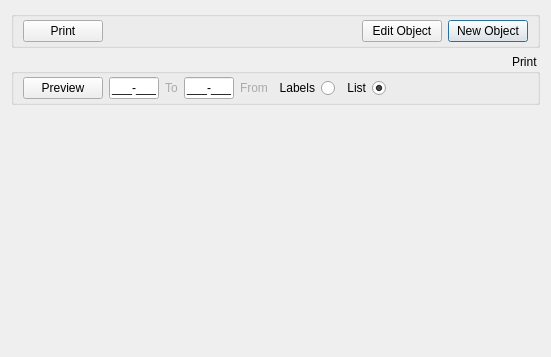
Above: objectmanagement.ui from nournia/ketabkhaane before the change. Below: the same form after it.
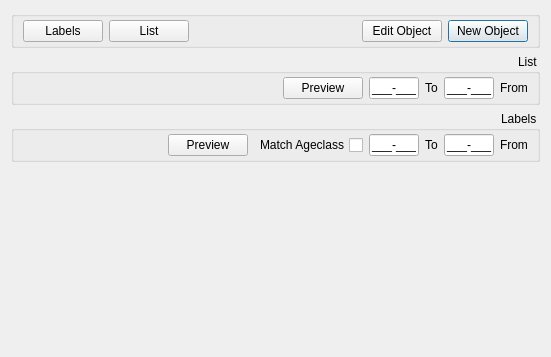
That is the form after the change. Icons and pictures are not drawn.

Commit message: print ageclass on labels

What changed in the file:
```diff
--- a/objectmanagement.ui
+++ b/objectmanagement.ui
@@ -62,66 +62,40 @@
        </spacer>
       </item>
       <item>
-       <widget class="QPushButton" name="bPrint">
-        <property name="text">
-         <string>Print</string>
-        </property>
-        <property name="icon">
-         <iconset resource="reghaabat.qrc">
-          <normaloff>:/images/print.png</normaloff>:/images/print.png</iconset>
-        </property>
-       </widget>
-      </item>
-     </layout>
-    </widget>
-   </item>
-   <item>
-    <widget class="QGroupBox" name="gSelectObjects">
-     <property name="title">
-      <string>Print</string>
-     </property>
-     <layout class="QHBoxLayout" name="horizontalLayout_2">
-      <property name="topMargin">
-       <number>3</number>
-      </property>
-      <property name="bottomMargin">
-       <number>3</number>
-      </property>
-      <item>
-       <spacer name="horizontalSpacer_2">
-        <property name="orientation">
-         <enum>Qt::Horizontal</enum>
-        </property>
-        <property name="sizeHint" stdset="0">
-         <size>
-          <width>40</width>
-          <height>20</height>
-         </size>
-        </property>
-       </spacer>
-      </item>
-      <item>
-       <widget class="QRadioButton" name="rList">
+       <widget class="QPushButton" name="bPrintList">
         <property name="text">
          <string>List</string>
         </property>
-        <property name="checked">
-         <bool>true</bool>
+        <property name="icon">
+         <iconset resource="reghaabat.qrc">
+          <normaloff>:/images/print.png</normaloff>:/images/print.png</iconset>
         </property>
        </widget>
       </item>
       <item>
-       <widget class="QRadioButton" name="rLabels">
+       <widget class="QPushButton" name="bPrintLabels">
         <property name="text">
          <string>Labels</string>
         </property>
        </widget>
       </item>
+     </layout>
+    </widget>
+   </item>
+   <item>
+    <widget class="QGroupBox" name="gList">
+     <property name="title">
+      <string>List</string>
+     </property>
+     <layout class="QHBoxLayout" name="horizontalLayout_2">
+      <property name="topMargin">
+       <number>3</number>
+      </property>
+      <property name="bottomMargin">
+       <number>3</number>
+      </property>
       <item>
        <widget class="QLabel" name="label">
-        <property name="styleSheet">
-         <string notr="true">color: #aaa</string>
-        </property>
         <property name="text">
          <string>From</string>
         </property>
@@ -142,16 +116,92 @@
       </item>
       <item>
        <widget class="QLabel" name="label_2">
-        <property name="styleSheet">
-         <string notr="true">color: #aaa</string>
+        <property name="text">
+         <string>To</string>
         </property>
+       </widget>
+      </item>
+      <item>
+       <widget class="QLineEdit" name="eToList">
+        <property name="maximumSize">
+         <size>
+          <width>50</width>
+          <height>16777215</height>
+         </size>
+        </property>
+        <property name="inputMask">
+         <string>999-999;_</string>
+        </property>
+       </widget>
+      </item>
+      <item>
+       <widget class="QPushButton" name="bPreviewList">
         <property name="text">
+         <string>Preview</string>
+        </property>
+        <property name="icon">
+         <iconset resource="reghaabat.qrc">
+          <normaloff>:/images/preview.png</normaloff>:/images/preview.png</iconset>
+        </property>
+       </widget>
+      </item>
+      <item>
+       <spacer name="horizontalSpacer_2">
+        <property name="orientation">
+         <enum>Qt::Horizontal</enum>
+        </property>
+        <property name="sizeHint" stdset="0">
+         <size>
+          <width>40</width>
+          <height>20</height>
+         </size>
+        </property>
+       </spacer>
+      </item>
+     </layout>
+    </widget>
+   </item>
+   <item>
+    <widget class="QGroupBox" name="gLabels">
+     <property name="title">
+      <string>Labels</string>
+     </property>
+     <layout class="QHBoxLayout" name="horizontalLayout_5">
+      <property name="topMargin">
+       <number>3</number>
+      </property>
+      <property name="bottomMargin">
+       <number>3</number>
+      </property>
+      <item>
+       <widget class="QLabel" name="label_7">
+        <property name="text">
+         <string>From</string>
+        </property>
+       </widget>
+      </item>
+      <item>
+       <widget class="QLineEdit" name="eFromLabels">
+        <property name="maximumSize">
+         <size>
+          <width>50</width>
+          <height>16777215</height>
+         </size>
+        </property>
+        <property name="inputMask">
+         <string>999-999;_</string>
+        </property>
+       </widget>
+      </item>
+      <item>
+       <widget class="QLabel" name="label_8">
+        <property name="text">
          <string>To</string>
         </property>
        </widget>
       </item>
       <item>
-       <widget class="QLineEdit" name="eToLabel">
+       <widget class="QLineEdit" name="eToLabels">
         <property name="maximumSize">
          <size>
           <width>50</width>
@@ -164,8 +214,15 @@
        </widget>
       </item>
       <item>
-       <widget class="QPushButton" name="bPreview">
+       <widget class="QCheckBox" name="cAgeclass">
         <property name="text">
+         <string>Match Ageclass</string>
+        </property>
+       </widget>
+      </item>
+      <item>
+       <widget class="QPushButton" name="bPreviewLabels">
+        <property name="text">
          <string>Preview</string>
         </property>
         <property name="icon">
@@ -174,6 +231,19 @@
         </property>
        </widget>
       </item>
+      <item>
+       <spacer name="horizontalSpacer_5">
+        <property name="orientation">
+         <enum>Qt::Horizontal</enum>
+        </property>
+        <property name="sizeHint" stdset="0">
+         <size>
+          <width>40</width>
+          <height>20</height>
+         </size>
+        </property>
+       </spacer>
+      </item>
      </layout>
     </widget>
    </item>
```
Left out of the diff: 6 changed lines with no effect on the pictures. The commit also changes 7 other files.
